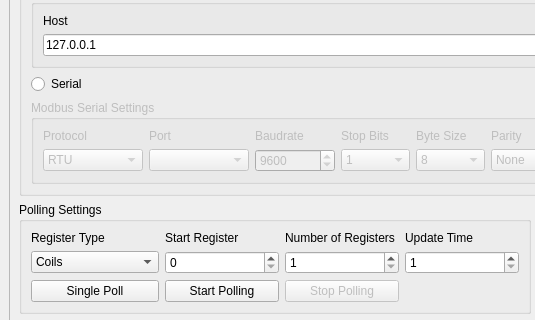
This is ui_files/modbus_visualizer.ui in AlexEshoo/modbus_visualizer as Qt 5 draws it before an edit; both pictures show x 0 to 535 and y 108 to 428 of the 1068 by 880 pixel window. The edited form follows.
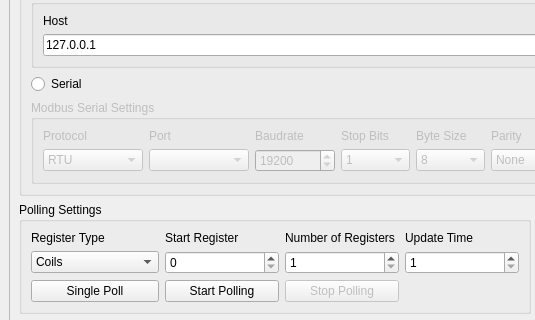
This is the edited form.

Commit message: updated default for serial baud

Diff of the .ui file:
```diff
--- a/ui_files/modbus_visualizer.ui
+++ b/ui_files/modbus_visualizer.ui
@@ -686,7 +686,7 @@
                 <number>999999</number>
                </property>
                <property name="value">
-                <number>9600</number>
+                <number>19200</number>
                </property>
               </widget>
              </item>
```
The commit also changes 1 other file.
